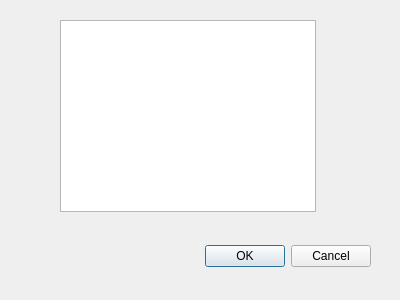
Above: GUI/Proyecto-Atomatas-GUI/ventanatabla.ui from Santasy/Proyecto-Automatas before the change. Below: the same form after it.
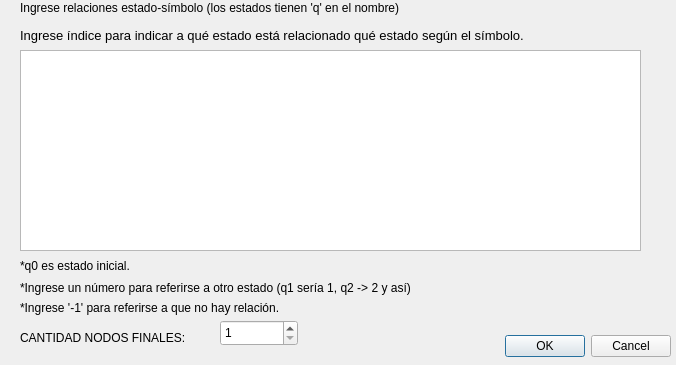
That is the form after the change.

```diff
--- a/GUI/Proyecto-Atomatas-GUI/ventanatabla.ui
+++ b/GUI/Proyecto-Atomatas-GUI/ventanatabla.ui
@@ -6,18 +6,24 @@
    <rect>
     <x>0</x>
     <y>0</y>
-    <width>400</width>
-    <height>300</height>
+    <width>676</width>
+    <height>365</height>
    </rect>
   </property>
   <property name="windowTitle">
    <string>Dialog</string>
   </property>
+  <property name="sizeGripEnabled">
+   <bool>false</bool>
+  </property>
+  <property name="modal">
+   <bool>false</bool>
+  </property>
   <widget class="QDialogButtonBox" name="buttonBox">
    <property name="geometry">
     <rect>
-     <x>30</x>
-     <y>240</y>
+     <x>330</x>
+     <y>330</y>
      <width>341</width>
      <height>32</height>
     </rect>
@@ -32,10 +38,10 @@
   <widget class="QTableWidget" name="tableWidget">
    <property name="geometry">
     <rect>
-     <x>60</x>
-     <y>20</y>
-     <width>256</width>
-     <height>192</height>
+     <x>20</x>
+     <y>50</y>
+     <width>621</width>
+     <height>201</height>
     </rect>
    </property>
    <property name="minimumSize">
@@ -48,6 +54,107 @@
     <enum>QFrame::StyledPanel</enum>
    </property>
   </widget>
+  <widget class="QLabel" name="label">
+   <property name="geometry">
+    <rect>
+     <x>20</x>
+     <y>250</y>
+     <width>261</width>
+     <height>31</height>
+    </rect>
+   </property>
+   <property name="text">
+    <string>*q0 es estado inicial.</string>
+   </property>
+  </widget>
+  <widget class="QLabel" name="label_2">
+   <property name="geometry">
+    <rect>
+     <x>20</x>
+     <y>0</y>
+     <width>461</width>
+     <height>16</height>
+    </rect>
+   </property>
+   <property name="text">
+    <string>Ingrese relaciones estado-símbolo (los estados tienen 'q' en el nombre)</string>
+   </property>
+  </widget>
+  <widget class="QLabel" name="label_3">
+   <property name="geometry">
+    <rect>
+     <x>20</x>
+     <y>280</y>
+     <width>431</width>
+     <height>16</height>
+    </rect>
+   </property>
+   <property name="text">
+    <string>*Ingrese un número para referirse a otro estado (q1 sería 1, q2 -&gt; 2 y así)</string>
+   </property>
+  </widget>
+  <widget class="QLabel" name="label_4">
+   <property name="geometry">
+    <rect>
+     <x>20</x>
+     <y>20</y>
+     <width>621</width>
+     <height>31</height>
+    </rect>
+   </property>
+   <property name="font">
+    <font>
+     <pointsize>10</pointsize>
+     <weight>50</weight>
+     <bold>false</bold>
+    </font>
+   </property>
+   <property name="text">
+    <string>Ingrese índice para indicar a qué estado está relacionado qué estado según el símbolo.</string>
+   </property>
+   <property name="wordWrap">
+    <bool>true</bool>
+   </property>
+  </widget>
+  <widget class="QLabel" name="label_5">
+   <property name="geometry">
+    <rect>
+     <x>20</x>
+     <y>300</y>
+     <width>291</width>
+     <height>16</height>
+    </rect>
+   </property>
+   <property name="text">
+    <string>*Ingrese '-1' para referirse a que no hay relación.</string>
+   </property>
+  </widget>
+  <widget class="QLabel" name="label_6">
+   <property name="geometry">
+    <rect>
+     <x>20</x>
+     <y>330</y>
+     <width>231</width>
+     <height>16</height>
+    </rect>
+   </property>
+   <property name="text">
+    <string>CANTIDAD NODOS FINALES:</string>
+   </property>
+  </widget>
+  <widget class="QSpinBox" name="nFinales">
+   <property name="geometry">
+    <rect>
+     <x>220</x>
+     <y>320</y>
+     <width>78</width>
+     <height>26</height>
+    </rect>
+   </property>
+   <property name="minimum">
+    <number>1</number>
+   </property>
+  </widget>
  </widget>
  <resources/>
  <connections>
```
Left out of the diff: 6 changed lines with no effect on the pictures.
